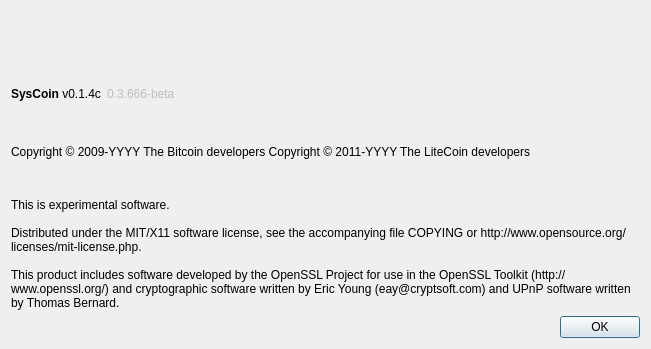
First picture: the form in src/qt/forms/aboutdialog.ui, repository syscoin/syscoin1, before the edit.
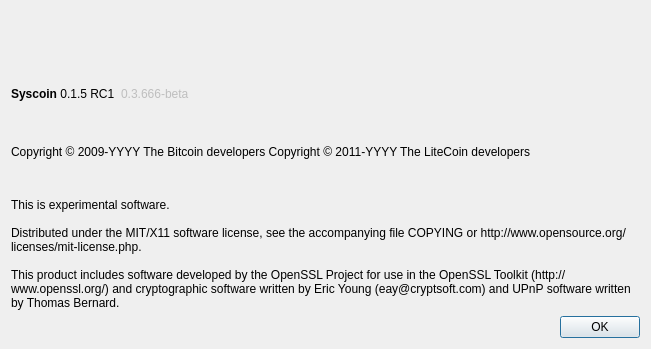
Second picture: the form after the edit. Icons and pictures are not drawn.

Commit message:
RC version and checkpoints
* updated UI version ot 0.1.5 RC1
* added checkpoints

Diff of the .ui file:
```diff
--- a/src/qt/forms/aboutdialog.ui
+++ b/src/qt/forms/aboutdialog.ui
@@ -35,7 +35,7 @@
         <cursorShape>IBeamCursor</cursorShape>
        </property>
        <property name="text">
-        <string>&lt;html&gt;&lt;head/&gt;&lt;body&gt;&lt;p&gt;&lt;span style=&quot; font-weight:600;&quot;&gt;SysCoin&lt;/span&gt; v0.1.4c&lt;/p&gt;&lt;/body&gt;&lt;/html&gt;</string>
+        <string>&lt;html&gt;&lt;head/&gt;&lt;body&gt;&lt;p&gt;&lt;span style=&quot; font-weight:600;&quot;&gt;Syscoin &lt;/span&gt;0.1.5 RC1&lt;/p&gt;&lt;/body&gt;&lt;/html&gt;</string>
        </property>
        <property name="textInteractionFlags">
         <set>Qt::LinksAccessibleByMouse|Qt::TextSelectableByKeyboard|Qt::TextSelectableByMouse</set>
```
The commit also changes 1 other file.
